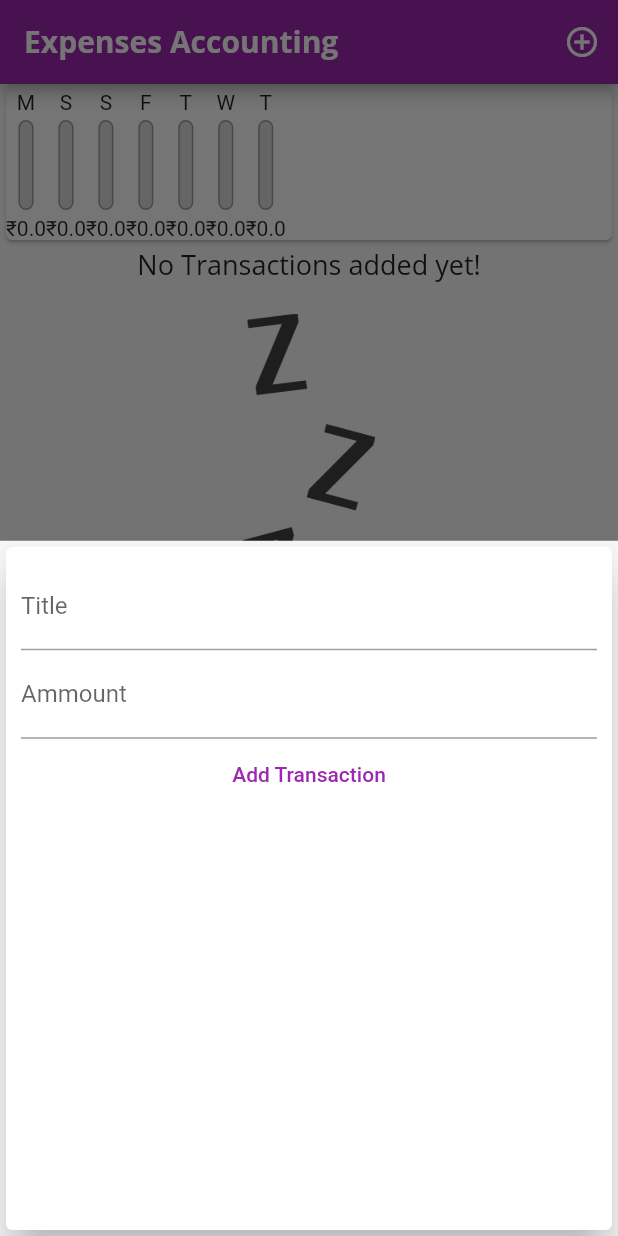
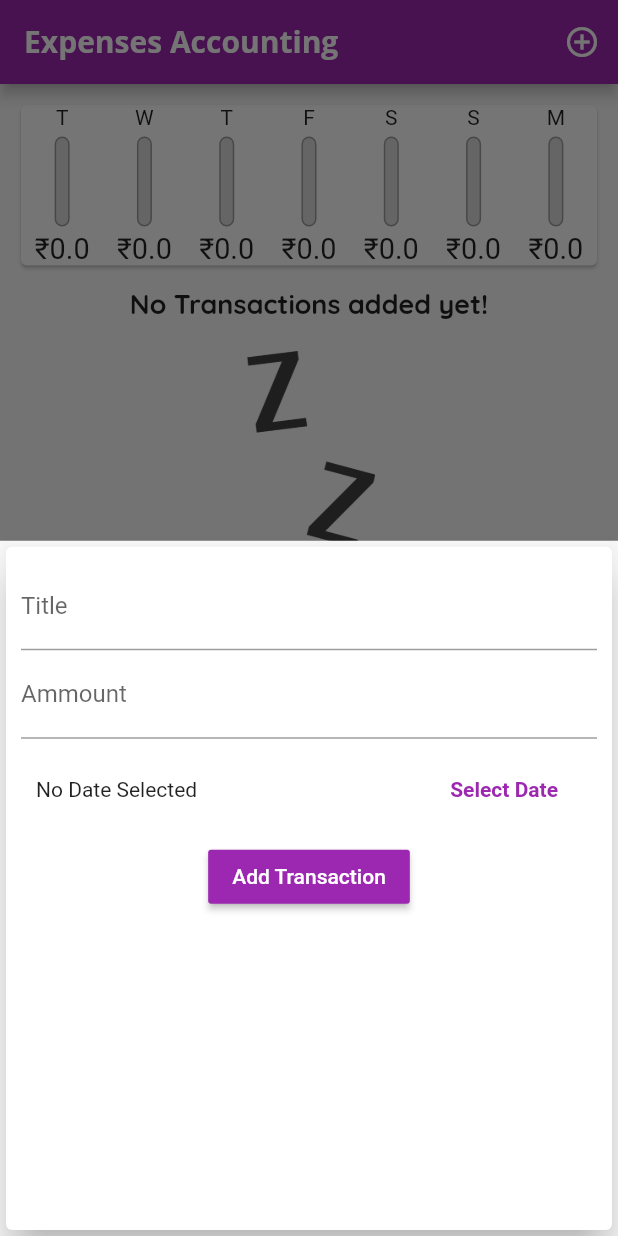
Before and after one commit to itsmihir/ExpensesAccounting, a Flutter app: the screen it shows after launch, after a tap on the "add circle outline" icon, on a phone screen of 412 x 824 dp. Run offline on Flutter 3.47's test engine with Material 2 defaults, Android fonts, the phone set to English and light mode, and no system bars.

Commit message:
final commit

```diff
--- a/lib/chart.dart
+++ b/lib/chart.dart
@@ -24,14 +24,12 @@ class Chart extends StatelessWidget {
           }
        }
 
-      // print(DateFormat.E(weekDay));
-     //`   'amount': totalAmount,});
-      return {
+      return ({
         'day':DateFormat.E().format(weekDay).substring(0,1),
         'amount': totalAmount,
-      };
+      });
     }
-    );
+    ).reversed.toList();
   }
 
   double get totalSpend {
@@ -45,17 +43,25 @@ class Chart extends StatelessWidget {
   Widget build(BuildContext context) {
 
      print(rowsList);
-   return Card(
+   return Padding(
+      padding:EdgeInsets.all(10),
+    child:Card(
      elevation: 1,
      child: Row(
+      mainAxisAlignment: MainAxisAlignment.spaceAround,
        children: rowsList.map((data)
        {
-         return chartDraw(data['day'],data['amount'],
-         totalSpend==0?0.0: (data['amount'] as double)/totalSpend);
+         return  Flexible(
+           fit: FlexFit.loose,
+         child:chartDraw(data['day'],data['amount'],
+         totalSpend==0?0.0: (data['amount'] as double)/totalSpend
+         )
+         );
        }).toList(),
        )
    // child: Text('${rowsList}'),
-    );
+    )
+   );
 
   }
 }
--- a/lib/chart_draw.dart
+++ b/lib/chart_draw.dart
@@ -11,7 +11,10 @@ class chartDraw extends StatelessWidget {
   @override
   Widget build(BuildContext context) {
     return Column(children: <Widget>[
-      Text(label),
+      Container(
+      child:Text(label),
+      height: 17,
+      ),
       SizedBox(height: 4,),
 
       Container(
@@ -45,8 +48,12 @@ class chartDraw extends StatelessWidget {
         ),
 
       SizedBox(height: 4,),
-      Text('₹${totalAmount}'),
-
+     Container(
+      height: 22,
+     child:FittedBox(
+      child:Text('₹${totalAmount}'),
+     ),
+     ),
       ],
     );
 
--- a/lib/input.dart
+++ b/lib/input.dart
@@ -1,5 +1,6 @@
 import 'package:flutter/material.dart';
 import 'package:flutter/services.dart';
+import 'package:intl/intl.dart';
 
 class Input extends StatefulWidget {
   final add;
@@ -12,18 +13,34 @@ class _InputState extends State<Input> {
 
   final ammountInput = TextEditingController();
   final titleInput = TextEditingController();
-
+  DateTime inputDate ;
   _InputState();
 
 
   void submitData()
   {
-    if(double.parse(ammountInput.text)<0 || titleInput.text=='')
+    if(double.parse(ammountInput.text)<0 || titleInput.text==''||inputDate==null)
     return ;
 
-    widget.add(double.parse(ammountInput.text),titleInput.text);
+    widget.add(double.parse(ammountInput.text),titleInput.text,inputDate);
 
     Navigator.of(context).pop();
+  }
+
+  void _showDatePicker()
+  {
+    showDatePicker(
+      context: context,
+      initialDate: DateTime.now(),
+      firstDate: DateTime(2019),
+      lastDate: DateTime.now(),
+
+    ).then((selectedDate){
+      setState(() {
+      inputDate = selectedDate;
+
+      });
+     });
   }
 
   @override
@@ -52,11 +69,26 @@ class _InputState extends State<Input> {
          keyboardType: TextInputType.number,
 
         ),
+        Padding(
+          padding:EdgeInsets.all(10),
+        child:Row(children: <Widget>[
+          Expanded(
+         child: Text(inputDate==null?'No Date Selected':'Selected Date : ${DateFormat.yMd().format(inputDate)}'),
+          ),
+          FlatButton(
+            textColor: Theme.of(context).primaryColor,
+            child: Text('Select Date' ,style: TextStyle(fontWeight: FontWeight.bold),),
+            onPressed: _showDatePicker,
+          )
 
-        FlatButton(
+        ],
+        ),
+        ),
+        RaisedButton(
+          color: Theme.of(context).primaryColor,
           child: Text('Add Transaction'),
           onPressed: submitData,
-          textColor: Colors.purple,
+          textColor: Colors.white,
           )
       ],
       ),
--- a/lib/main.dart
+++ b/lib/main.dart
@@ -21,7 +21,8 @@ class MyApp extends StatelessWidget {
         textTheme: ThemeData.light().textTheme.copyWith(
           title: TextStyle(
             fontSize: 18,
-            fontFamily: 'OpenSans',
+            fontWeight: FontWeight.bold,
+            fontFamily: 'QuickSand',
           )
         ),
 
@@ -51,14 +52,14 @@ class MyHomepage extends StatefulWidget {
 
 class _MyHomepageState extends State<MyHomepage> {
 
- void _add(double ammount , String title)
+ void _add(double ammount , String title ,DateTime date)
   {
     setState(() {
       Transactions.add(DataModel(
       id: Transactions.length.toString(),
       amount: ammount.toDouble(),
       title: title,
-      date: DateTime.now(),
+      date: date,
     )
     );
 
```
Also changed, not shown: lib/data.dart (+35 -38 lines).
